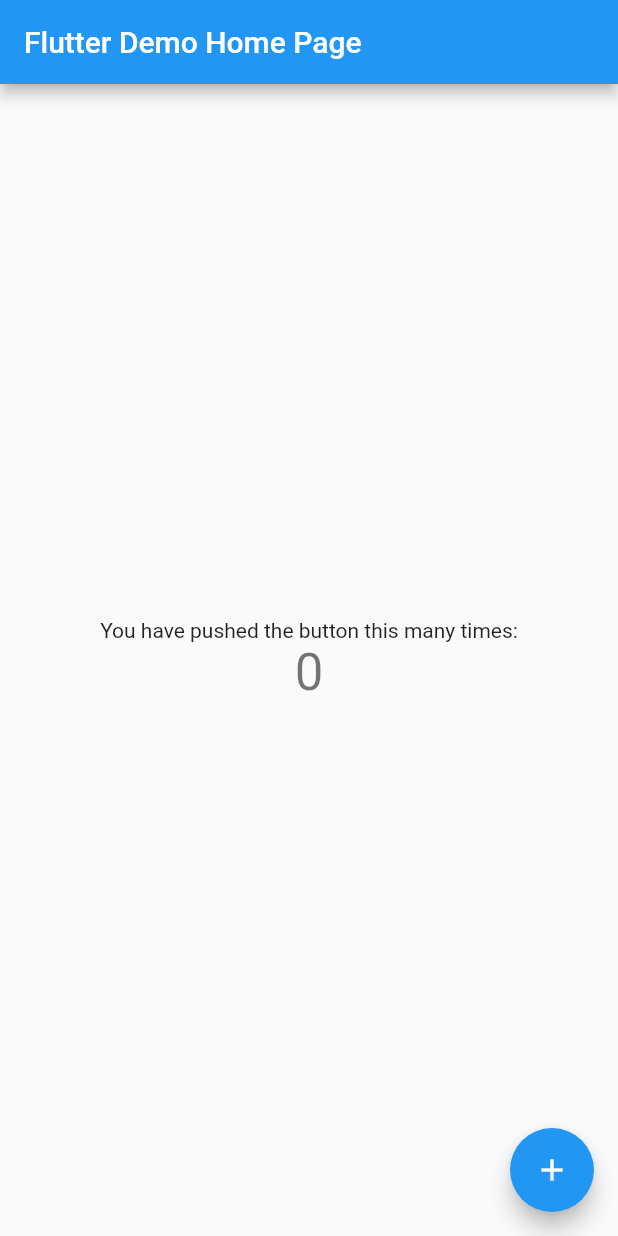
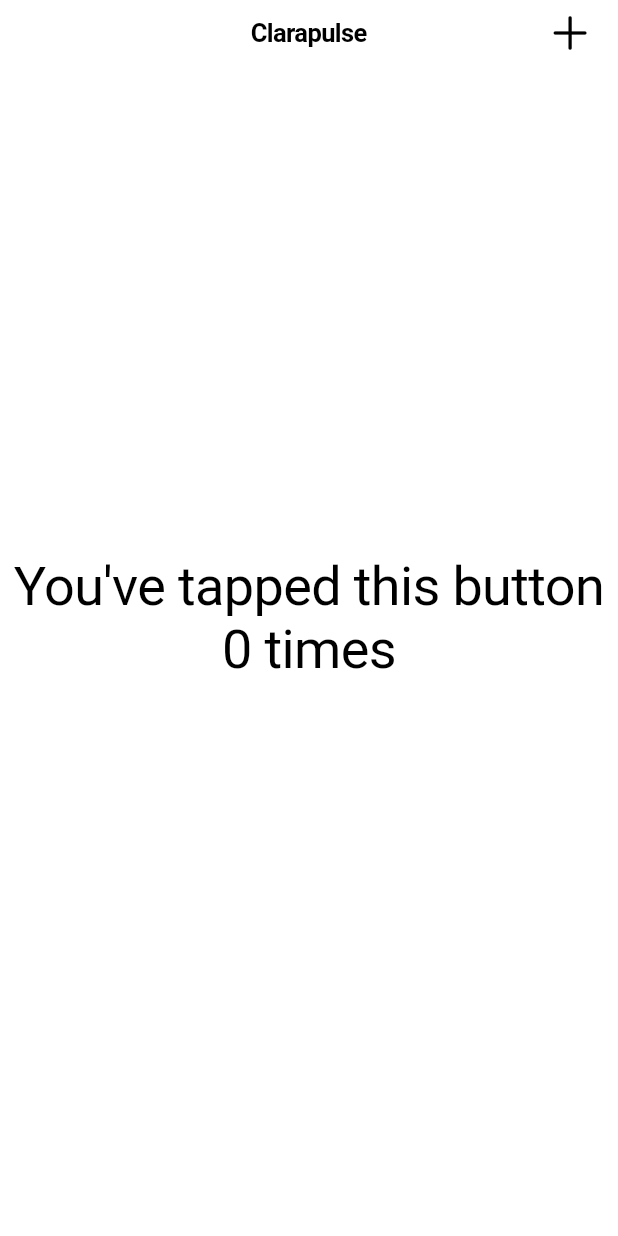
Before and after one commit to clarapulse/app, a Flutter app: the screen it shows after launch, on a phone screen of 412 x 824 dp. Run offline on Flutter 3.47's test engine with Material 2 defaults, Android fonts, the phone set to English and light mode, and no system bars; our stand-ins replace logger; missing offline and left inert: logger_flutter.

```diff
--- a/lib/main.dart
+++ b/lib/main.dart
@@ -1,6 +1,21 @@
-import 'package:flutter/material.dart';
+import 'package:flutter/cupertino.dart';
+import 'package:flutter/services.dart';
+import 'package:logger_flutter/logger_flutter.dart';
+import './utils/logger.dart';
 
 void main() {
+  // var logger = getLogger();
+
+  // logger.d("Logger is working!");
+  // logger.v("Logger is working!");
+  // try {
+  //   var a = 12;
+  //   var b = 0;
+  //   var c = a ~/ b;
+  // } catch (err, st) {
+  //   logger.e('B is zero', err, st);
+  // }
+
   runApp(MyApp());
 }
 
@@ -8,9 +23,11 @@ class MyApp extends StatelessWidget {
   // This widget is the root of your application.
   @override
   Widget build(BuildContext context) {
-    return MaterialApp(
-      title: 'Flutter Demo',
-      theme: ThemeData(
+    SystemChrome.setPreferredOrientations(
+        [DeviceOrientation.portraitUp, DeviceOrientation.portraitDown]);
+    return CupertinoApp(
+      title: 'Clarapulse',
+      theme: const CupertinoThemeData(
         // This is the theme of your application.
         //
         // Try running your application with "flutter run". You'll see the
@@ -18,15 +35,10 @@ class MyApp extends StatelessWidget {
         // changing the primarySwatch below to Colors.green and then invoke
         // "hot reload" (press "r" in the console where you ran "flutter run",
         // or simply save your changes to "hot reload" in a Flutter IDE).
-        // Notice that the counter didn't reset back to zero; the application
+        brightness: Brightness.light,
         // is not restarted.
-        primarySwatch: Colors.blue,
-        // This makes the visual density adapt to the platform that you run
-        // the app on. For desktop platforms, the controls will be smaller and
-        // closer together (more dense) than on mobile platforms.
-        visualDensity: VisualDensity.adaptivePlatformDensity,
       ),
-      home: MyHomePage(title: 'Flutter Demo Home Page'),
+      home: MyHomePage(title: 'Clarapulse'),
     );
   }
 }
@@ -65,53 +77,52 @@ class _MyHomePageState extends State<MyHomePage> {
 
   @override
   Widget build(BuildContext context) {
-    // This method is rerun every time setState is called, for instance as done
-    // by the _incrementCounter method above.
-    //
-    // The Flutter framework has been optimized to make rerunning build methods
-    // fast, so that you can just rebuild anything that needs updating rather
-    // than having to individually change instances of widgets.
-    return Scaffold(
-      appBar: AppBar(
-        // Here we take the value from the MyHomePage object that was created by
-        // the App.build method, and use it to set our appbar title.
-        title: Text(widget.title),
-      ),
-      body: Center(
-        // Center is a layout widget. It takes a single child and positions it
-        // in the middle of the parent.
-        child: Column(
-          // Column is also a layout widget. It takes a list of children and
-          // arranges them vertically. By default, it sizes itself to fit its
-          // children horizontally, and tries to be as tall as its parent.
-          //
-          // Invoke "debug painting" (press "p" in the console, choose the
-          // "Toggle Debug Paint" action from the Flutter Inspector in Android
-          // Studio, or the "Toggle Debug Paint" command in Visual Studio Code)
-          // to see the wireframe for each widget.
-          //
-          // Column has various properties to control how it sizes itself and
-          // how it positions its children. Here we use mainAxisAlignment to
-          // center the children vertically; the main axis here is the vertical
-          // axis because Columns are vertical (the cross axis would be
-          // horizontal).
-          mainAxisAlignment: MainAxisAlignment.center,
-          children: <Widget>[
-            Text(
-              'You have pushed the button this many times:',
+    // Future.delayed(Duration(milliseconds: 500), () {
+    //   LogConsole.open(context);
+    // });
+    return CupertinoPageScaffold(
+        navigationBar: CupertinoNavigationBar(
+          // leading: GestureDetector(
+          //   onTap: () {
+          //     debugPrint('Back button tapped');
+          //   },
+          //   child: Row(
+          //     children: <Widget>[
+          //       Icon(CupertinoIcons.arrow_left),
+          //       Text(
+          //         'Back',
+          //         style: TextStyle(
+          //           color: CupertinoColors.activeBlue,
+          //         ),
+          //       ),
+          //     ],
+          //   ),
+          // ),
+          middle: Text(widget.title),
+          trailing: GestureDetector(
+            onTap: () {
+              _incrementCounter();
+            },
+            child: Icon(
+              CupertinoIcons.add,
+              color: CupertinoColors.black,
             ),
-            Text(
-              '$_counter',
-              style: Theme.of(context).textTheme.headline4,
-            ),
-          ],
+          ),
         ),
-      ),
-      floatingActionButton: FloatingActionButton(
-        onPressed: _incrementCounter,
-        tooltip: 'Increment',
-        child: Icon(Icons.add),
-      ), // This trailing comma makes auto-formatting nicer for build methods.
-    );
+        child: Center(
+          //  Column(
+          child:
+              // mainAxisAlignment: MainAxisAlignment.center,
+              // children: <Widget>[
+              Text(
+            "You've tapped this button $_counter times",
+            style: TextStyle(fontSize: 36.0),
+            textAlign: TextAlign.center,
+          ),
+        )
+        // ])),
+        );
   }
 }
+
+const a = 5;
```
Also changed, not shown: lib/utils/logger.dart (added, +88 -0 lines), pubspec.yaml (+6 -4 lines), pubspec.lock.
